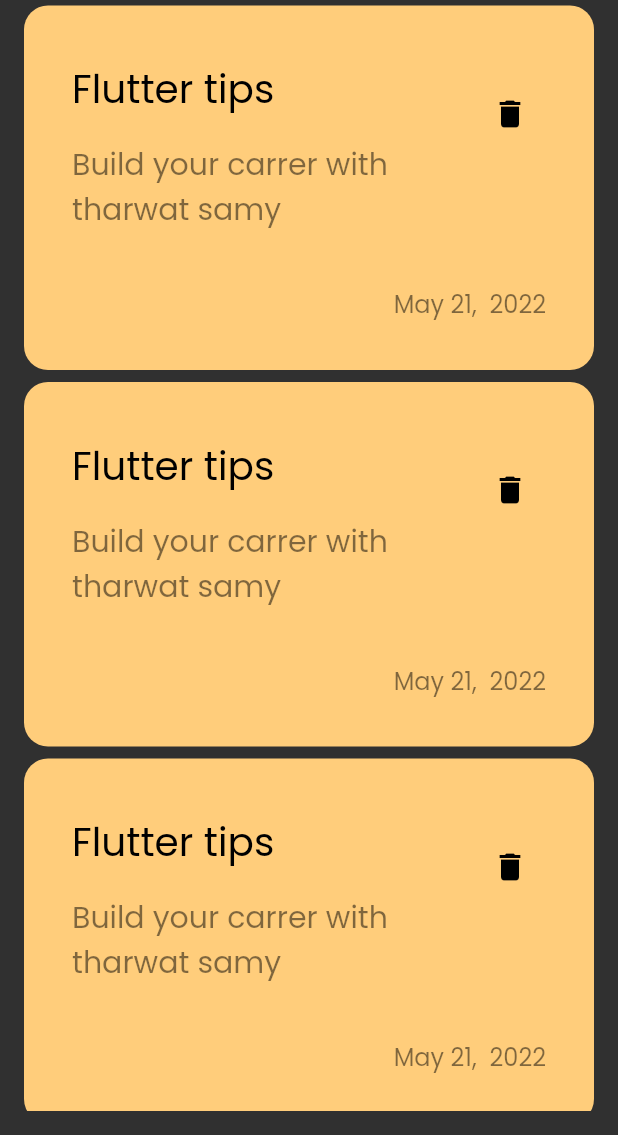
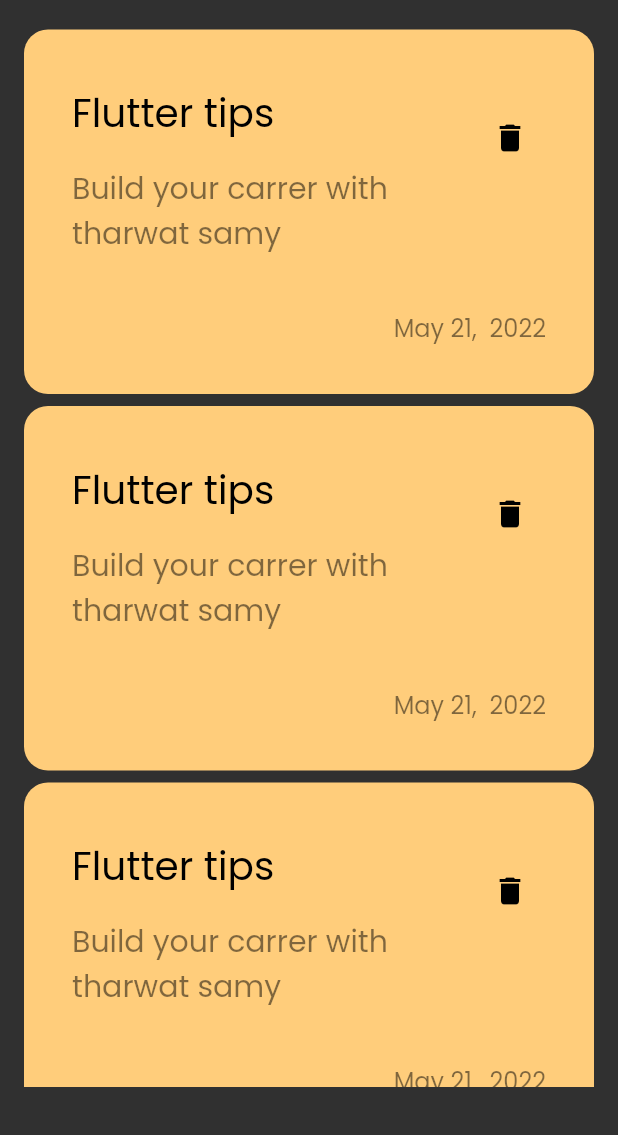
Before and after one commit to salsabilelshiekh2022/noteApp, a Flutter app: the screen it shows after launch, on a phone screen of 412 x 824 dp, the part 101-1236 px from its top. Run offline on Flutter 3.47's test engine with Material 2 defaults, Android fonts, the phone set to English and light mode, and no system bars.

```diff
--- a/lib/views/widgets/notes_list_view.dart
+++ b/lib/views/widgets/notes_list_view.dart
@@ -7,12 +7,17 @@ class NotesListView extends StatelessWidget {
   @override
   Widget build(BuildContext context) {
     return Expanded(
-      child: ListView.builder(itemBuilder: (context, index) {
-        return const Padding(
-          padding: EdgeInsets.symmetric(vertical: 4),
-          child: NoteItem(),
-        );
-      }),
+      child: Padding(
+        padding: const EdgeInsets.symmetric(vertical: 16.0),
+        child: ListView.builder(
+            padding: const EdgeInsets.all(0.0),
+            itemBuilder: (context, index) {
+              return const Padding(
+                padding: EdgeInsets.symmetric(vertical: 4),
+                child: NoteItem(),
+              );
+            }),
+      ),
     );
   }
 }
```
